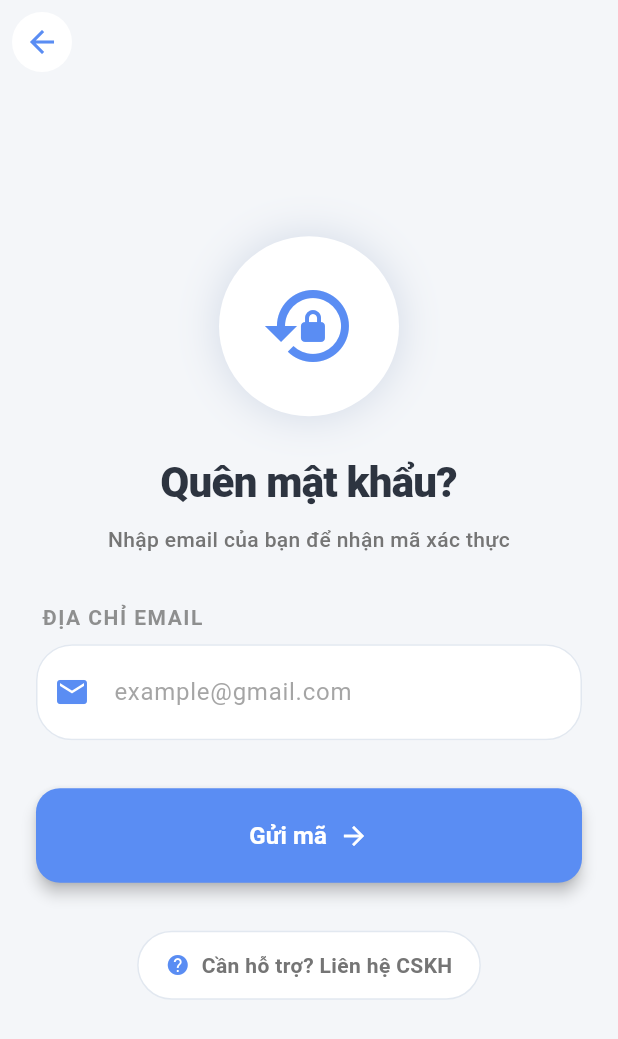
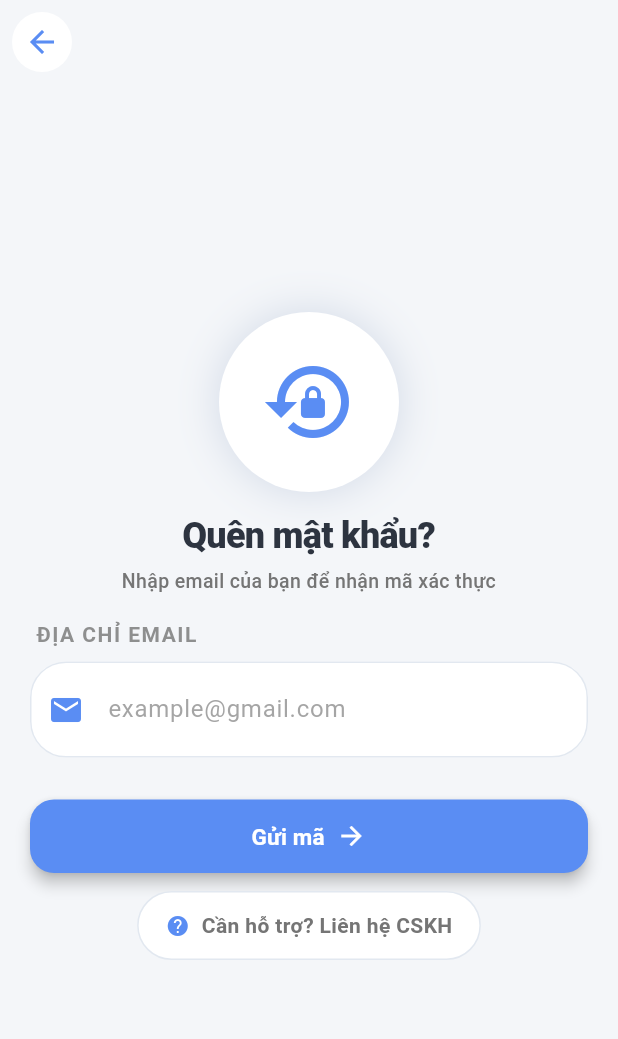
Before and after one commit to tqha1011/TaskManagement, a Flutter app: the screen it shows after launch, after a tap on "Quên mật khẩu?", on a phone screen of 412 x 824 dp. Shown: the top 1039 px of the screen. Run offline on Flutter 3.47's test engine with Material 3 defaults, Android fonts, the light colour scheme and no system bars; our stand-ins replace flutter_dotenv, flutter_timezone, image_picker, shared_preferences, supabase_flutter; missing offline and left inert: flutter_ringtone_player; accounts and stored records are empty.

Commit message:
refactor(LoginScreen) : compact all items to fit in screen to help users interface easily

```diff
--- a/src/lib/core/theme/auth_layout_template.dart
+++ b/src/lib/core/theme/auth_layout_template.dart
@@ -15,6 +15,7 @@ class AuthLayoutTemplate extends StatelessWidget {
   final Widget? footerContent;
   final VoidCallback? onGoogleTap; // Login with Google
   final VoidCallback? onFacebookTap; // Login with Facebook
+  final bool compactMode;
 
   const AuthLayoutTemplate({
     super.key,
@@ -30,6 +31,7 @@ class AuthLayoutTemplate extends StatelessWidget {
     this.footerContent,
     this.onGoogleTap,
     this.onFacebookTap,
+    this.compactMode = false,
   });
 
   @override
@@ -61,7 +63,11 @@ class AuthLayoutTemplate extends StatelessWidget {
               )
             : null,
       ),
-      body: Container(
+      body: LayoutBuilder(
+        builder: (context, constraints) {
+          final isCompact = compactMode || constraints.maxHeight <= 780;
+
+          return Container(
             decoration: BoxDecoration(
               gradient: isDark
                   ? const LinearGradient(
@@ -74,35 +80,37 @@ class AuthLayoutTemplate extends StatelessWidget {
             child: SafeArea(
               child: Center(
                 child: SingleChildScrollView(
-              padding: const EdgeInsets.fromLTRB(24.0, 16.0, 24.0, 48.0),
+                  padding: EdgeInsets.fromLTRB(20.0, isCompact ? 8.0 : 16.0, 20.0, isCompact ? 16.0 : 36.0),
                   child: Column(
                     mainAxisAlignment: MainAxisAlignment.center,
                     children: [
-                  _buildHeader(context),
-                  const SizedBox(height: 32),
+                      _buildHeader(context, isCompact),
+                      SizedBox(height: isCompact ? 16 : 28),
                       useCard
-                      ? _buildCardContainer(context)
-                      : _buildTransparentContainer(context),
-                  const SizedBox(height: 32),
+                          ? _buildCardContainer(context, isCompact)
+                          : _buildTransparentContainer(context, isCompact),
+                      SizedBox(height: isCompact ? 12 : 24),
                       if (footerContent != null) footerContent!,
                     ],
                   ),
                 ),
               ),
             ),
+          );
+        },
       ),
     );
   }
 
-  Widget _buildHeader(BuildContext context) {
+  Widget _buildHeader(BuildContext context, bool isCompact) {
     final isDark = Theme.of(context).brightness == Brightness.dark;
 
     return Column(
       children: [
         customHeaderIcon ??
             Container(
-              width: 80,
-              height: 80,
+              width: isCompact ? 64 : 80,
+              height: isCompact ? 64 : 80,
               decoration: BoxDecoration(
                 color: isDark ? const Color(0xFF1E2B47) : Theme.of(context).colorScheme.surface,
                 borderRadius: BorderRadius.circular(24),
@@ -117,26 +125,26 @@ class AuthLayoutTemplate extends StatelessWidget {
               child: Center(
                 child: Icon(
                   Icons.task_alt,
-                  size: 48,
+                    size: isCompact ? 36 : 48,
                   color: Theme.of(context).colorScheme.primary,
                 ),
               ),
             ),
-        const SizedBox(height: 24),
+        SizedBox(height: isCompact ? 12 : 24),
         Text(
           title,
           style: TextStyle(
-            fontSize: 28,
+            fontSize: isCompact ? 24 : 28,
             fontWeight: FontWeight.w800,
             color: Theme.of(context).colorScheme.onSurface,
             letterSpacing: -0.5,
           ),
         ),
-        const SizedBox(height: 8),
+        SizedBox(height: isCompact ? 4 : 8),
         Text(
           subtitle,
           style: TextStyle(
-            fontSize: 14,
+            fontSize: isCompact ? 13 : 14,
             fontWeight: FontWeight.w500,
             color: Theme.of(context).colorScheme.onSurfaceVariant,
           ),
@@ -146,11 +154,11 @@ class AuthLayoutTemplate extends StatelessWidget {
     );
   }
 
-  Widget _buildCardContainer(BuildContext context) {
+  Widget _buildCardContainer(BuildContext context, bool isCompact) {
     final isDark = Theme.of(context).brightness == Brightness.dark;
 
     return Container(
-      padding: const EdgeInsets.all(32),
+      padding: EdgeInsets.all(isCompact ? 20 : 32),
       decoration: BoxDecoration(
         color: isDark ? const Color(0xFF1A2945) : Theme.of(context).colorScheme.surface,
         borderRadius: BorderRadius.circular(32),
@@ -163,21 +171,21 @@ class AuthLayoutTemplate extends StatelessWidget {
           ),
         ],
       ),
-      child: _buildFormElements(context),
+      child: _buildFormElements(context, isCompact),
     );
   }
 
-  Widget _buildTransparentContainer(BuildContext context) =>
-      _buildFormElements(context);
+  Widget _buildTransparentContainer(BuildContext context, bool isCompact) =>
+      _buildFormElements(context, isCompact);
 
-  Widget _buildFormElements(BuildContext context) {
+  Widget _buildFormElements(BuildContext context, bool isCompact) {
     final isDark = Theme.of(context).brightness == Brightness.dark;
 
     return Column(
       crossAxisAlignment: CrossAxisAlignment.stretch,
       children: [
         formContent,
-        const SizedBox(height: 16),
+        SizedBox(height: isCompact ? 12 : 16),
         ElevatedButton(
           // Disable button if loading
           onPressed: isLoading ? null : onSubmit,
@@ -185,7 +193,7 @@ class AuthLayoutTemplate extends StatelessWidget {
             backgroundColor: Theme.of(context).colorScheme.primary,
             disabledBackgroundColor:
                 Theme.of(context).colorScheme.primary.withValues(alpha: 0.6),
-            padding: const EdgeInsets.symmetric(vertical: 20),
+            padding: EdgeInsets.symmetric(vertical: isCompact ? 14 : 20),
             shape: RoundedRectangleBorder(
               borderRadius: BorderRadius.circular(16),
             ),
@@ -209,7 +217,7 @@ class AuthLayoutTemplate extends StatelessWidget {
                     Text(
                       submitText,
                       style: TextStyle(
-                        fontSize: 16,
+                        fontSize: isCompact ? 15 : 16,
                         fontWeight: FontWeight.bold,
                         color: Theme.of(context).colorScheme.surface,
                       ),
@@ -224,14 +232,14 @@ class AuthLayoutTemplate extends StatelessWidget {
                 ),
         ),
         if (showSocial) ...[
-          const SizedBox(height: 32),
+          SizedBox(height: isCompact ? 16 : 32),
           Row(
             children: [
               Expanded(
                 child: Divider(color: Theme.of(context).colorScheme.outline),
               ),
               Padding(
-                padding: EdgeInsets.symmetric(horizontal: 16),
+                padding: EdgeInsets.symmetric(horizontal: isCompact ? 12 : 16),
                 child: Text(
                   'OR',
                   style: TextStyle(
@@ -246,7 +254,7 @@ class AuthLayoutTemplate extends StatelessWidget {
               ),
             ],
           ),
-          const SizedBox(height: 24),
+          SizedBox(height: isCompact ? 12 : 24),
           Row(
             children: [
               Expanded(
@@ -259,7 +267,7 @@ class AuthLayoutTemplate extends StatelessWidget {
                     shape: RoundedRectangleBorder(
                       borderRadius: BorderRadius.circular(16),
                     ),
-                    padding: const EdgeInsets.symmetric(vertical: 14),
+                    padding: EdgeInsets.symmetric(vertical: isCompact ? 10 : 14),
                   ),
                   onPressed: onGoogleTap,
                   icon: const Icon(
@@ -270,7 +278,7 @@ class AuthLayoutTemplate extends StatelessWidget {
                   label: const Text('Google'),
                 ),
               ),
-              const SizedBox(width: 16),
+              SizedBox(width: isCompact ? 10 : 16),
               Expanded(
                 child: OutlinedButton.icon(
                   style: OutlinedButton.styleFrom(
@@ -281,7 +289,7 @@ class AuthLayoutTemplate extends StatelessWidget {
                     shape: RoundedRectangleBorder(
                       borderRadius: BorderRadius.circular(16),
                     ),
-                    padding: const EdgeInsets.symmetric(vertical: 14),
+                    padding: EdgeInsets.symmetric(vertical: isCompact ? 10 : 14),
                   ),
                   onPressed: onFacebookTap,
                   icon: const Icon(Icons.facebook, color: Color(0xFF1877F2)),
--- a/src/lib/features/auth/presentation/view/login_view.dart
+++ b/src/lib/features/auth/presentation/view/login_view.dart
@@ -22,6 +22,7 @@ class _LoginViewState extends State<LoginView> {
         title: 'Task Management',
         subtitle: 'Chào mừng trở lại!',
         submitText: 'Đăng nhập',
+        compactMode: true,
         isLoading: _vm.isLoading,
         showSocial: true,
         onGoogleTap: () async {
@@ -79,6 +80,7 @@ class _LoginViewState extends State<LoginView> {
             ),
             TextButton(
               onPressed: () => Navigator.push(context, MaterialPageRoute(builder: (_) => const ForgotPasswordView())),
+              style: TextButton.styleFrom(minimumSize: const Size(50, 40), padding: const EdgeInsets.symmetric(horizontal: 4)),
               child: Text(
                 'Quên mật khẩu?',
                 style: TextStyle(
@@ -94,8 +96,8 @@ class _LoginViewState extends State<LoginView> {
           'Chưa có tài khoản? ',
           'Đăng ký ngay',
           () {
-          Navigator.push(context, MaterialPageRoute(builder: (_) => const RegisterView()));
-        },
+            Navigator.push(context, MaterialPageRoute(builder: (_) => const RegisterView()));
+          },
         ),
       ),
     );
@@ -108,7 +110,7 @@ class _LoginViewState extends State<LoginView> {
     VoidCallback onTap,
   ) {
     return Padding(
-      padding: const EdgeInsets.only(bottom: 24.0),
+      padding: const EdgeInsets.only(bottom: 14.0),
       child: Row(
         mainAxisAlignment: MainAxisAlignment.center,
         children: [
@@ -116,18 +118,18 @@ class _LoginViewState extends State<LoginView> {
             text,
             style: TextStyle(
               color: Theme.of(context).colorScheme.onSurfaceVariant,
-              fontSize: 16,
+              fontSize: 15,
             ),
           ),
           TextButton(
             onPressed: onTap,
-            style: TextButton.styleFrom(minimumSize: const Size(50, 48)),
+            style: TextButton.styleFrom(minimumSize: const Size(50, 40)),
             child: Text(
               action,
               style: TextStyle(
                 color: Theme.of(context).colorScheme.primary,
                 fontWeight: FontWeight.bold,
-                fontSize: 16,
+                fontSize: 15,
               ),
             ),
           ),
--- a/src/lib/features/auth/presentation/view/register_view.dart
+++ b/src/lib/features/auth/presentation/view/register_view.dart
@@ -21,6 +21,7 @@ class _RegisterViewState extends State<RegisterView> {
         title: 'Tạo tài khoản mới',
         subtitle: 'Bắt đầu quản lý công việc khoa học',
         submitText: 'Đăng ký',
+        compactMode: true,
         isLoading: _vm.isLoading,
         showSocial: true,
         onSubmit: () async {
@@ -61,7 +62,7 @@ class _RegisterViewState extends State<RegisterView> {
           ],
         ),
         footerContent: Padding(
-          padding: const EdgeInsets.only(bottom: 24.0),
+          padding: const EdgeInsets.only(bottom: 14.0),
           child: Row(
             mainAxisAlignment: MainAxisAlignment.center,
             children: [
@@ -69,18 +70,18 @@ class _RegisterViewState extends State<RegisterView> {
                 'Đã có tài khoản? ',
                 style: TextStyle(
                   color: Theme.of(context).colorScheme.onSurfaceVariant,
-                  fontSize: 16,
+                  fontSize: 15,
                 ),
               ),
               TextButton(
                 onPressed: () => Navigator.pop(context),
-                style: TextButton.styleFrom(minimumSize: const Size(50, 48)),
+                style: TextButton.styleFrom(minimumSize: const Size(50, 40)),
                 child: Text(
                   'Đăng nhập',
                   style: TextStyle(
                     color: Theme.of(context).colorScheme.primary,
                     fontWeight: FontWeight.bold,
-                    fontSize: 16,
+                    fontSize: 15,
                   ),
                 ),
               ),
```
Lines whose indentation alone changed are shown as unchanged.
